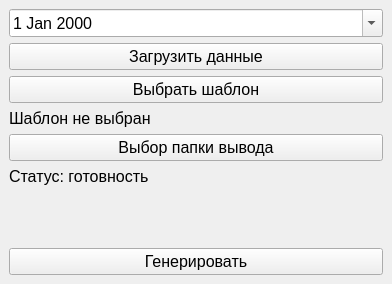
This is src/ui/design.ui in Loadngg/generatingMemos as Qt 5 draws it before an edit. The edited form follows.
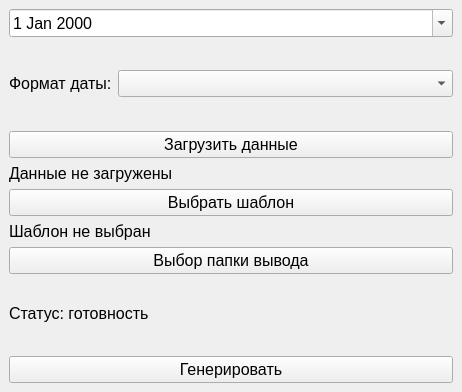
This is the edited form.

What changed in the file:
```diff
--- a/src/ui/design.ui
+++ b/src/ui/design.ui
@@ -6,15 +6,15 @@
    <rect>
     <x>0</x>
     <y>0</y>
-    <width>392</width>
-    <height>284</height>
+    <width>462</width>
+    <height>392</height>
    </rect>
   </property>
   <property name="windowTitle">
    <string>Генератор служебок</string>
   </property>
   <widget class="QWidget" name="centralwidget">
-   <layout class="QVBoxLayout" name="verticalLayout_2">
+   <layout class="QVBoxLayout" name="verticalLayout_3">
     <item>
      <widget class="QDateEdit" name="edit_date">
       <property name="font">
@@ -32,6 +32,73 @@
      </widget>
     </item>
     <item>
+     <spacer name="verticalSpacer">
+      <property name="orientation">
+       <enum>Qt::Vertical</enum>
+      </property>
+      <property name="sizeHint" stdset="0">
+       <size>
+        <width>20</width>
+        <height>40</height>
+       </size>
+      </property>
+     </spacer>
+    </item>
+    <item>
+     <layout class="QHBoxLayout" name="horizontalLayout">
+      <item>
+       <widget class="QLabel" name="label">
+        <property name="sizePolicy">
+         <sizepolicy hsizetype="Maximum" vsizetype="Preferred">
+          <horstretch>0</horstretch>
+          <verstretch>0</verstretch>
+         </sizepolicy>
+        </property>
+        <property name="font">
+         <font>
+          <family>Helvetica</family>
+          <pointsize>12</pointsize>
+         </font>
+        </property>
+        <property name="text">
+         <string>Формат даты:</string>
+        </property>
+       </widget>
+      </item>
+      <item>
+       <widget class="QComboBox" name="date_type_combo">
+        <property name="sizePolicy">
+         <sizepolicy hsizetype="Minimum" vsizetype="Fixed">
+          <horstretch>0</horstretch>
+          <verstretch>0</verstretch>
+         </sizepolicy>
+        </property>
+        <property name="font">
+         <font>
+          <family>Helvetica</family>
+          <pointsize>12</pointsize>
+         </font>
+        </property>
+       </widget>
+      </item>
+     </layout>
+    </item>
+    <item>
+     <spacer name="verticalSpacer_3">
+      <property name="orientation">
+       <enum>Qt::Vertical</enum>
+      </property>
+      <property name="sizeHint" stdset="0">
+       <size>
+        <width>20</width>
+        <height>40</height>
+       </size>
+      </property>
+     </spacer>
+    </item>
+    <item>
+     <layout class="QVBoxLayout" name="verticalLayout_2">
+      <item>
      <widget class="QPushButton" name="btn_upload">
       <property name="font">
        <font>
@@ -45,6 +112,21 @@
      </widget>
     </item>
     <item>
+       <widget class="QLabel" name="data_label">
+        <property name="font">
+         <font>
+          <family>Helvetica</family>
+          <pointsize>12</pointsize>
+         </font>
+        </property>
+        <property name="text">
+         <string>Данные не загружены</string>
+        </property>
+       </widget>
+      </item>
+     </layout>
+    </item>
+    <item>
      <layout class="QVBoxLayout" name="verticalLayout">
       <item>
        <widget class="QPushButton" name="btn_pick_template">
@@ -75,6 +157,8 @@
      </layout>
     </item>
     <item>
+     <layout class="QVBoxLayout" name="verticalLayout_4">
+      <item>
      <widget class="QPushButton" name="btn_pick_dir">
       <property name="font">
        <font>
@@ -86,6 +170,21 @@
        <string>Выбор папки вывода</string>
       </property>
      </widget>
+      </item>
+      <item>
+       <widget class="QLabel" name="output_dir_label">
+        <property name="font">
+         <font>
+          <family>Helvetica</family>
+          <pointsize>12</pointsize>
+         </font>
+        </property>
+        <property name="text">
+         <string/>
+        </property>
+       </widget>
+      </item>
+     </layout>
     </item>
     <item>
      <widget class="QLabel" name="info_label">
```
Lines whose indentation alone changed are shown as unchanged.
